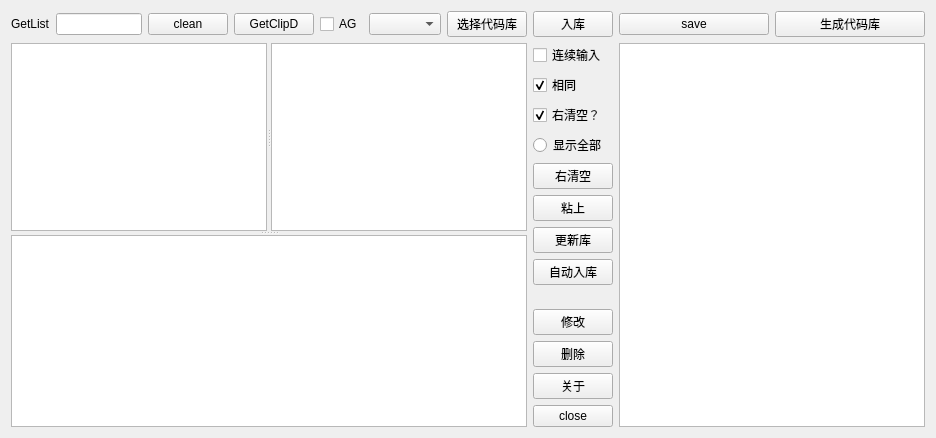
Old version of the form auto_c_code/autoccode.ui in the repository yjduoduo/auto_c_code.
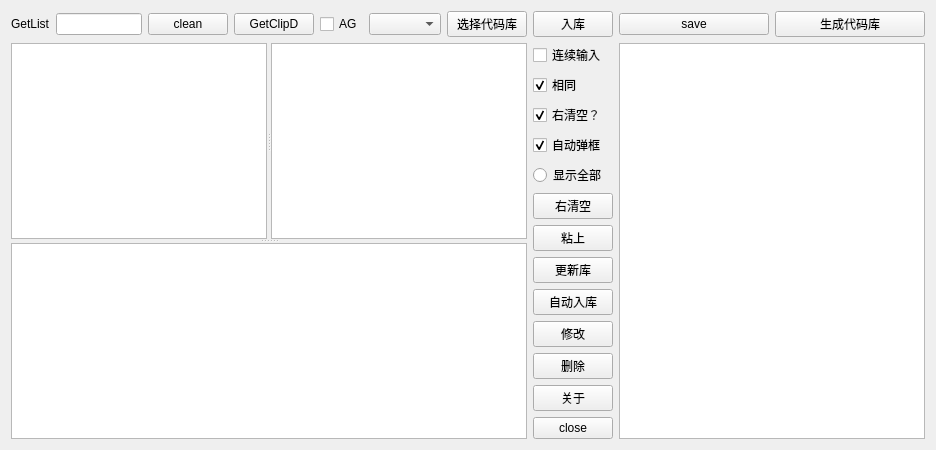
New version of the form.

Commit message: 当剪切板数据发生变化时，界面显示时，自动弹出界面，手动快速添加

Patch:
```diff
--- a/auto_c_code/autoccode.ui
+++ b/auto_c_code/autoccode.ui
@@ -133,6 +133,19 @@
          </property>
         </widget>
        </item>
+       <item>
+        <widget class="QCheckBox" name="checkBox_popupindb">
+         <property name="toolTip">
+          <string>数据变化自动弹出入库框</string>
+         </property>
+         <property name="text">
+          <string>自动弹框</string>
+         </property>
+         <property name="checked">
+          <bool>true</bool>
+         </property>
+        </widget>
+       </item>
        <item>
         <widget class="QRadioButton" name="radioButton_showall">
          <property name="text">
```
The commit also changes 10 other files.
